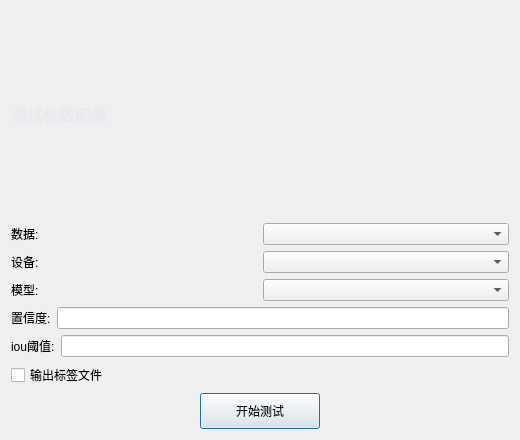
This is ui/test_dialog.ui in pythondever/easy_trainer as Qt 5 draws it before an edit. The edited form follows.
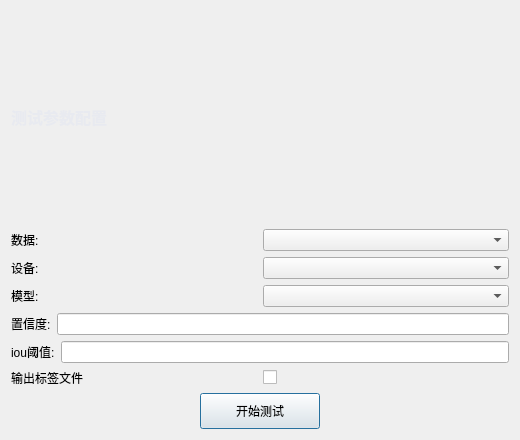
This is the edited form.

Commit message: 修复模型测试界面不可用的bug

```diff
--- a/ui/test_dialog.ui
+++ b/ui/test_dialog.ui
@@ -97,24 +97,14 @@
    <item>
     <layout class="QHBoxLayout" name="output_row">
      <item>
-      <widget class="QCheckBox" name="output_label_file_checkBox">
+      <widget class="QLabel" name="output_label_label">
        <property name="text">
         <string>输出标签文件</string>
        </property>
       </widget>
      </item>
      <item>
-      <spacer name="output_spacer">
-       <property name="orientation">
-        <enum>Qt::Horizontal</enum>
-       </property>
-       <property name="sizeHint" stdset="0">
-        <size>
-         <width>40</width>
-         <height>20</height>
-        </size>
-       </property>
-      </spacer>
+      <widget class="QCheckBox" name="output_label_file_checkBox"/>
      </item>
     </layout>
    </item>
```
The commit also changes 6 other files.
